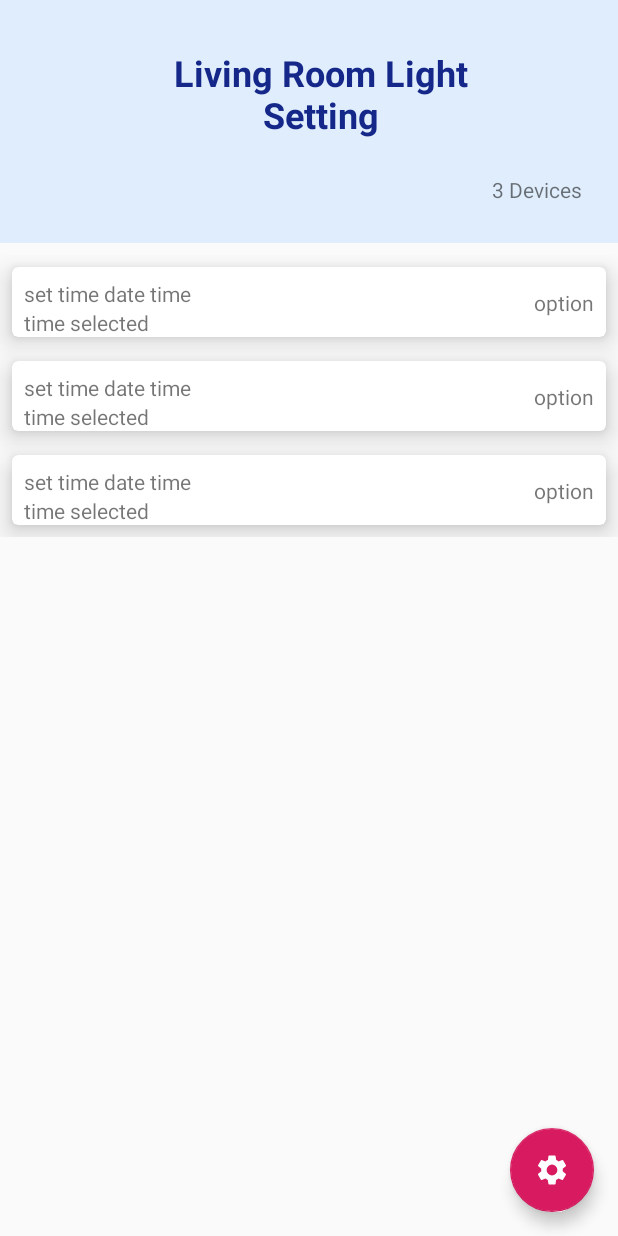
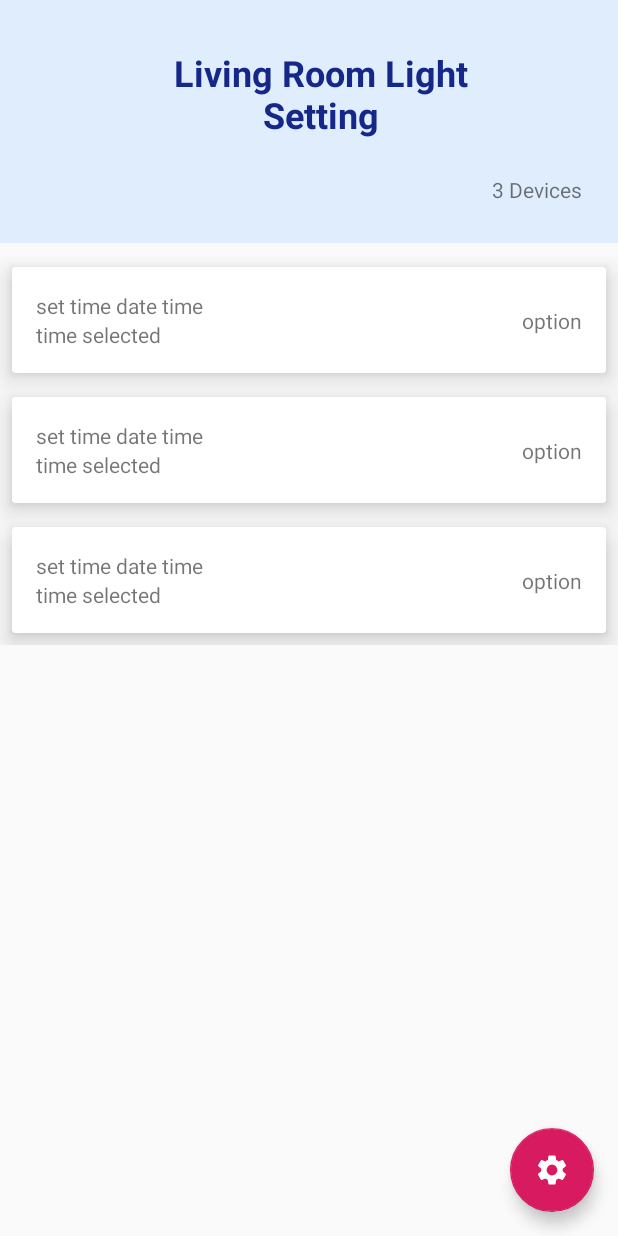
Before and after one commit to ongch24014/SmartHome, an Android app: the layout fragment_light_setting.xml on its own in the app's theme, with its tools: preview values and no code run, on a phone screen of 412 x 824 dp. Run offline under Robolectric (Android 15) with nearby library versions, the phone set to English and light mode, and no system bars.

Commit message:
update set time

```diff
--- a/app/src/main/java/com/example/smarthome/database/Lights.kt
+++ b/app/src/main/java/com/example/smarthome/database/Lights.kt
@@ -31,8 +31,6 @@ data class Lights (
     var option: String = "",
 
     @ColumnInfo(name = "fulldate")
-    var fulldate: String = "",
+    var fulldate: String = ""
 
-    @ColumnInfo(name = "count")
-    var count: String = ""
 )
--- a/app/src/main/java/com/example/smarthome/database/LightsDao.kt
+++ b/app/src/main/java/com/example/smarthome/database/LightsDao.kt
@@ -31,4 +31,5 @@ interface LightsDao {
 
     @Query("SELECT COUNT(*) FROM lights_table")
     fun getCount(): Int
+
 }
--- a/app/src/main/res/layout/fragment_light_setting.xml
+++ b/app/src/main/res/layout/fragment_light_setting.xml
@@ -9,8 +9,6 @@
         android:layout_width="match_parent"
         android:layout_height="match_parent"
         tools:context=".LightModule.LightSettingFragment">
-
-        <!-- TODO: Update blank fragment layout -->
 
         <include
             android:id="@+id/settingAppBar"
@@ -43,32 +41,22 @@
             app:layout_constraintEnd_toEndOf="parent"
             app:layout_constraintTop_toBottomOf="@+id/txtTitle" />
 
+        <!-- TODO: Update blank fragment layout -->
+        <ScrollView
+            android:layout_width="match_parent"
+            android:layout_height="wrap_content"
+            app:layout_constraintTop_toBottomOf="@+id/settingAppBar">
+
+
             <androidx.recyclerview.widget.RecyclerView
                 android:id="@+id/rvLightSetting"
                 android:layout_width="match_parent"
                 android:layout_height="wrap_content"
                 android:layout_marginTop="8dp"
-            android:clickable="true"
                 tools:listitem="@layout/item_set_time"
-            app:layout_constraintEnd_toEndOf="parent"
-            app:layout_constraintStart_toStartOf="parent"
-            app:layout_constraintTop_toBottomOf="@+id/settingAppBar" />
+                />
 
-<!--        <androidx.constraintlayout.widget.ConstraintLayout-->
-<!--            android:id="@+id/constraintLayout"-->
-<!--            android:layout_width="match_parent"-->
-<!--            android:layout_height="wrap_content"-->
-<!--            android:layout_marginStart="16dp"-->
-<!--            android:layout_marginTop="50dp"-->
-<!--            android:layout_marginEnd="16dp"-->
-<!--            android:background="@drawable/setting_button_border"-->
-<!--            app:layout_constraintEnd_toEndOf="parent"-->
-<!--            app:layout_constraintStart_toStartOf="parent"-->
-<!--            app:layout_constraintTop_toBottomOf="@+id/settingAppBar">-->
-
-
-<!--        </androidx.constraintlayout.widget.ConstraintLayout>-->
-
+        </ScrollView>
 
     <com.google.android.material.floatingactionbutton.FloatingActionButton
         android:id="@+id/fabAdd"
@@ -82,7 +70,6 @@
         android:src="@drawable/ic_settings"
         app:layout_constraintBottom_toBottomOf="parent"
         app:layout_constraintEnd_toEndOf="parent" />
+    </androidx.constraintlayout.widget.ConstraintLayout>
 
-
-    </androidx.constraintlayout.widget.ConstraintLayout>
 </layout>
--- a/app/src/main/res/layout/item_set_time.xml
+++ b/app/src/main/res/layout/item_set_time.xml
@@ -1,5 +1,6 @@
 <?xml version="1.0" encoding="utf-8"?>
-<com.google.android.material.card.MaterialCardView xmlns:android="http://schemas.android.com/apk/res/android"
+<androidx.cardview.widget.CardView
+    xmlns:android="http://schemas.android.com/apk/res/android"
     android:layout_width="match_parent"
     android:layout_height="wrap_content"
     android:layout_margin="8dp"
@@ -14,14 +15,15 @@
     <androidx.constraintlayout.widget.ConstraintLayout
         android:id="@+id/itemSetTimeLayout"
         android:layout_width="match_parent"
-        android:layout_height="wrap_content" >
+        android:layout_height="wrap_content"
+        android:padding="8dp">
 
         <TextView
             android:id="@+id/txtDateTime"
             android:layout_width="wrap_content"
             android:layout_height="wrap_content"
+            android:layout_marginStart="8dp"
             android:layout_marginTop="8dp"
-            android:layout_marginStart="8dp"
             android:text="set time date time"
             app:layout_constraintStart_toStartOf="parent"
             app:layout_constraintTop_toTopOf="parent" />
@@ -31,10 +33,11 @@
             android:layout_width="wrap_content"
             android:layout_height="wrap_content"
             android:layout_marginStart="8dp"
+            android:layout_marginBottom="8dp"
             android:text="time selected"
-            app:layout_constraintTop_toBottomOf="@+id/txtDateTime"
+            app:layout_constraintBottom_toBottomOf="parent"
             app:layout_constraintStart_toStartOf="parent"
-            />
+            app:layout_constraintTop_toBottomOf="@+id/txtDateTime" />
 
         <TextView
             android:id="@+id/txtOption"
@@ -47,4 +50,4 @@
             app:layout_constraintTop_toTopOf="parent" />
     </androidx.constraintlayout.widget.ConstraintLayout>
 
-</com.google.android.material.card.MaterialCardView>
+</androidx.cardview.widget.CardView>
```
Also changed, not shown: app/src/main/java/com/example/smarthome/LightModule/LightSettingAdapter.kt (+5 -6 lines), app/src/main/java/com/example/smarthome/LightModule/LightSettingFragment.kt (+22 -16 lines), app/src/main/java/com/example/smarthome/LightModule/OpenCloseLightFragment.kt (+19 -9 lines), app/src/main/java/com/example/smarthome/LightModule/SetTimeFragment.kt (+21 -11 lines), app/src/main/res/layout/fragment_open_close_light.xml (+53 -10 lines). Lines whose indentation alone changed are shown as unchanged.
